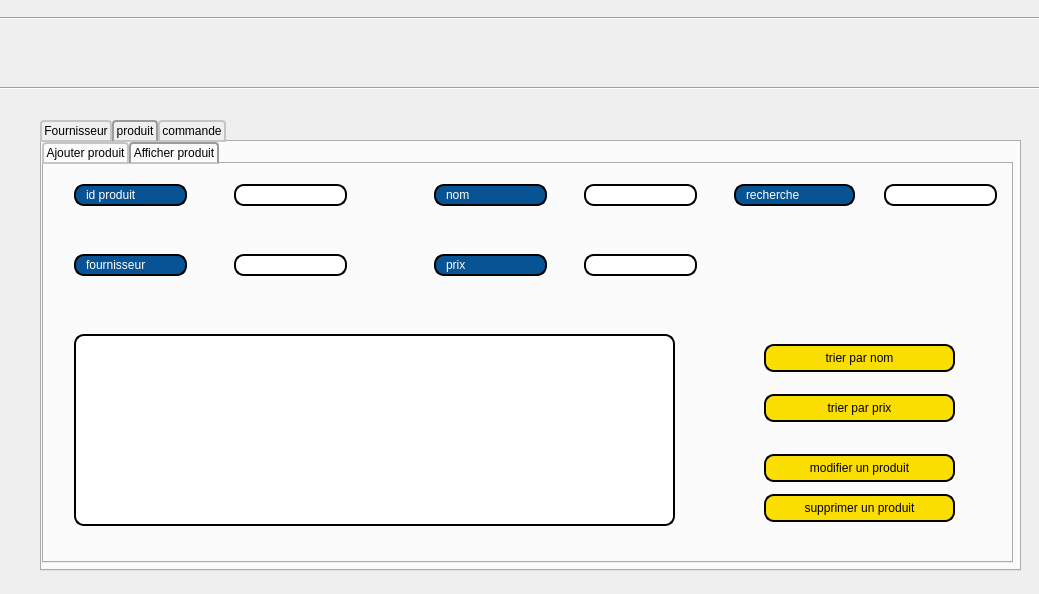
First picture: the form in produitalimentaire.ui, repository yanni2302/smart_parental_monitoring_2A22, before the edit.
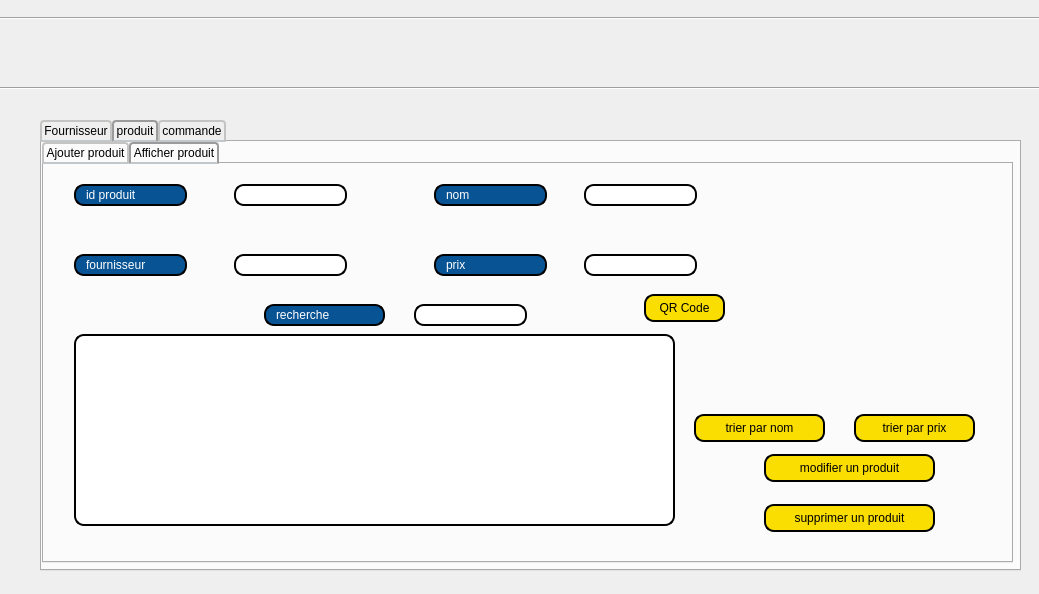
Second picture: the form after the edit. The open tabs and pages were chosen to show the change. Icons and pictures are not drawn.

What changed in the file:
```diff
--- a/produitalimentaire.ui
+++ b/produitalimentaire.ui
@@ -1117,9 +1117,9 @@
       <widget class="QPushButton" name="trierp">
        <property name="geometry">
         <rect>
-         <x>720</x>
-         <y>230</y>
-         <width>191</width>
+         <x>810</x>
+         <y>250</y>
+         <width>121</width>
          <height>28</height>
         </rect>
        </property>
@@ -1142,7 +1142,7 @@
         <rect>
          <x>720</x>
          <y>290</y>
-         <width>191</width>
+         <width>171</width>
          <height>28</height>
         </rect>
        </property>
@@ -1164,8 +1164,8 @@
        <property name="geometry">
         <rect>
          <x>720</x>
-         <y>330</y>
-         <width>191</width>
+         <y>340</y>
+         <width>171</width>
          <height>28</height>
         </rect>
        </property>
@@ -1186,8 +1186,8 @@
       <widget class="QLineEdit" name="lineEdit_27">
        <property name="geometry">
         <rect>
-         <x>690</x>
-         <y>20</y>
+         <x>220</x>
+         <y>140</y>
          <width>121</width>
          <height>22</height>
         </rect>
@@ -1208,8 +1208,8 @@
       <widget class="QLineEdit" name="lineEdit_rechercherp">
        <property name="geometry">
         <rect>
-         <x>840</x>
-         <y>20</y>
+         <x>370</x>
+         <y>140</y>
          <width>113</width>
          <height>22</height>
         </rect>
@@ -1225,9 +1225,9 @@
       <widget class="QPushButton" name="trierp_nom">
        <property name="geometry">
         <rect>
-         <x>720</x>
-         <y>180</y>
-         <width>191</width>
+         <x>650</x>
+         <y>250</y>
+         <width>131</width>
          <height>28</height>
         </rect>
        </property>
@@ -1245,6 +1245,42 @@
         <string>trier par nom</string>
        </property>
       </widget>
+      <widget class="QPushButton" name="QRcode">
+       <property name="geometry">
+        <rect>
+         <x>600</x>
+         <y>130</y>
+         <width>81</width>
+         <height>28</height>
+        </rect>
+       </property>
+       <property name="styleSheet">
+        <string notr="true">border: 2px solid black;
+font: 75 8pt &quot;MS Shell Dlg 2&quot;;
+border-radius: 10px;
+padding: 0 8px;
+background: #fade02;
+font: bold, &quot;Comic Sans MS&quot;;;
+text-align:center;
+</string>
+       </property>
+       <property name="text">
+        <string>QR Code</string>
+       </property>
+      </widget>
+      <widget class="QLabel" name="qrlabel">
+       <property name="geometry">
+        <rect>
+         <x>690</x>
+         <y>20</y>
+         <width>271</width>
+         <height>221</height>
+        </rect>
+       </property>
+       <property name="text">
+        <string/>
+       </property>
+      </widget>
      </widget>
     </widget>
    </widget>
```
Left out of the diff: 30 changed lines with no effect on the pictures.
